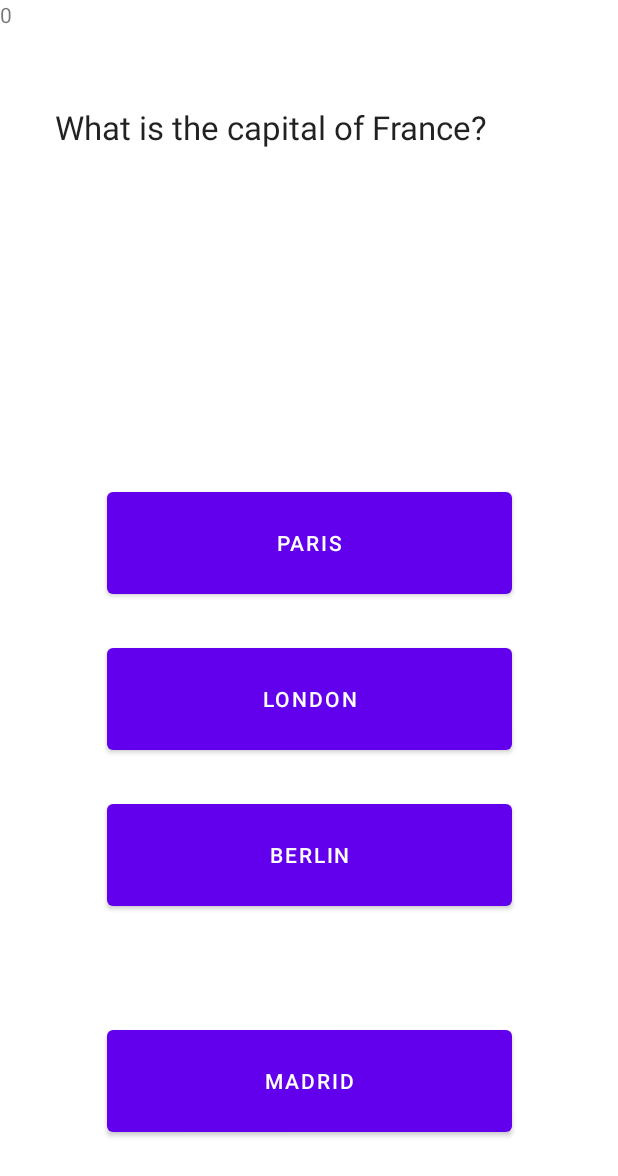
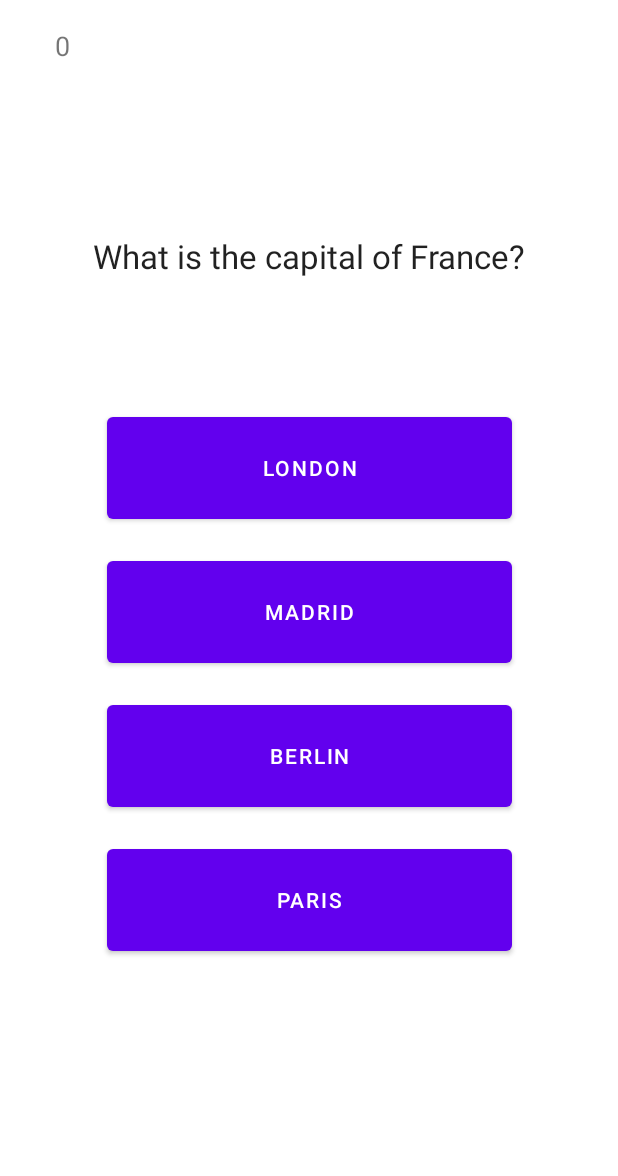
Before and after one commit to MertYigit0/Quiz-App, an Android app: the MainActivity screen opened directly, with no data from a screen before it, on a phone screen of 412 x 824 dp. Shown: the top 1176 px of the screen. Run offline under Robolectric (Android 15) with nearby library versions, the phone set to English and light mode, and no system bars.

Commit message:
Added Sound Effects,and shuffled options.

```diff
--- a/app/src/main/java/com/example/quizapp2/MainActivity.java
+++ b/app/src/main/java/com/example/quizapp2/MainActivity.java
@@ -8,9 +8,9 @@ import android.os.Bundle;
 import android.os.Handler;
 import android.widget.Button;
 import android.widget.TextView;
-
 import androidx.appcompat.app.AppCompatActivity;
-
+import android.media.AudioManager;
+import android.media.SoundPool;
 import com.example.quizapp2.QuizDatabaseHelper;
 import com.example.quizapp2.R;
 
@@ -18,16 +18,15 @@ public class MainActivity extends AppCompatActivity {
 
     private TextView textView;
     private TextView textView2;
-    private Button button1;
-    private Button button2;
-    private Button button3;
-    private Button button4;
+    private Button button1, button2, button3 ,button4;
 
     private int currentQuestionIndex = 0; // Mevcut sorunun indeksi
+    private int score = 0;
+    private QuizDatabaseHelper dbHelper;
 
-    private int score = 0;
+    private SoundPool soundPool;
+    private int soundID , soundID2;
 
-    private QuizDatabaseHelper dbHelper;
 
     @Override
     protected void onCreate(Bundle savedInstanceState) {
@@ -50,7 +49,18 @@ public class MainActivity extends AppCompatActivity {
         button3.setOnClickListener(view -> checkAnswer(3));
         button4.setOnClickListener(view -> checkAnswer(4));
 
-        showQuestion(currentQuestionIndex); // İlk soruyu ekrana göster
+        // İlk soruyu ekrana göster
+        showQuestion(currentQuestionIndex);
+
+
+        // SoundPool oluştur
+        soundPool = new SoundPool(1, AudioManager.STREAM_MUSIC, 0);
+
+        // Ses dosyasını yükle
+        soundID = soundPool.load(this, R.raw.correctansweraound, 1);
+        soundID2 = soundPool.load(this, R.raw.wronganswersound, 1);
+
+
     }
 
     private void checkAnswer(int selectedOption) {
@@ -94,11 +104,16 @@ public class MainActivity extends AppCompatActivity {
             if (!correctAnswer.equals(selectedOptionText)) {
                 selectedButton.setBackgroundColor(Color.RED);
 
+                //ses efekti
+                soundPool.play(soundID2, 1.0f, 1.0f, 1, 0, 1.0f);
+
                 // Doğru olan seçeneği yeşil renge dönüştür
                 if (correctButton != null) {
                     correctButton.setBackgroundColor(Color.GREEN);
                 }
             } else {
+                //ses efekti
+                soundPool.play(soundID, 1.0f, 1.0f, 1, 0, 1.0f);
                 // Doğru cevap
                 selectedButton.setBackgroundColor(Color.GREEN);
 
@@ -113,7 +128,7 @@ public class MainActivity extends AppCompatActivity {
         new Handler().postDelayed(() -> {
             showQuestion(currentQuestionIndex);
             resetButtonColors();
-        }, 1000);
+        }, 1500);
 
         // Cursor ve veritabanı kapatma
         cursor.close();
@@ -178,5 +193,9 @@ public class MainActivity extends AppCompatActivity {
         if (dbHelper != null) {
             dbHelper.close();
         }
+
+        soundPool.release();
+        soundPool = null;
+
     }
 }
--- a/app/src/main/java/com/example/quizapp2/QuizQuestions.java
+++ b/app/src/main/java/com/example/quizapp2/QuizQuestions.java
@@ -2,6 +2,11 @@ package com.example.quizapp2;
 
 import android.content.ContentValues;
 import android.database.sqlite.SQLiteDatabase;
+
+import java.util.Arrays;
+import java.util.Collections;
+import java.util.List;
+import java.util.Random;
 
 public class QuizQuestions {
     private SQLiteDatabase db;
@@ -12,41 +17,68 @@ public class QuizQuestions {
 
     public void insertQuestions() {
         String[][] questions = {
-                {"What is the capital of France?", "Paris", "London", "Berlin", "Madrid"},
-                {"Who painted the Mona Lisa?", "Leonardo da Vinci", "Pablo Picasso", "Vincent van Gogh", "Michelangelo"},
-                {"What is the largest planet in our solar system?", "Jupiter", "Saturn", "Neptune", "Mars"},
-                {"What is the chemical symbol for gold?", "Au", "Ag", "Fe", "Cu"},
-                {"Who wrote the play Romeo and Juliet?", "William Shakespeare", "George Orwell", "Jane Austen", "Charles Dickens"},
-                {"What is the longest river in the world?", "Nile", "Amazon", "Mississippi", "Yangtze"},
-                {"What is the largest ocean in the world?", "Pacific Ocean", "Atlantic Ocean", "Indian Ocean", "Arctic Ocean"},
-                {"What is the currency of Japan?", "Yen", "Euro", "Dollar", "Pound"},
-                {"Who is the author of the Harry Potter book series?", "J.K. Rowling", "Stephen King", "Dan Brown", "George R.R. Martin"},
-                {"Which country is famous for the Great Wall?", "China", "Italy", "India", "Egypt"},
-                {"Who invented the telephone?", "Alexander Graham Bell", "Thomas Edison", "Nikola Tesla", "Albert Einstein"},
-                {"What is the largest continent in the world?", "Asia", "Africa", "North America", "Europe"},
-                {"Which planet is known as the Red Planet?", "Mars", "Venus", "Mercury", "Uranus"},
-                {"Who discovered penicillin?", "Alexander Fleming", "Marie Curie", "Isaac Newton", "Albert Einstein"},
-                {"What is the chemical symbol for oxygen?", "O", "C", "H", "N"},
-                {"What is the national animal of Australia?", "Kangaroo", "Koala", "Emu", "Platypus"},
-                {"Who painted the Starry Night?", "Vincent van Gogh", "Pablo Picasso", "Leonardo da Vinci", "Claude Monet"},
-                {"What is the tallest mountain in the world?", "Mount Everest", "K2", "Kilimanjaro", "Matterhorn"},
-                {"Which country is famous for the pyramids?", "Egypt", "Greece", "Mexico", "China"},
-                {"Who is the author of the novel Pride and Prejudice?", "Jane Austen", "Emily Bronte", "Charlotte Bronte", "Virginia Woolf"},
-                {"What is the chemical symbol for silver?", "Ag", "Au", "Cu", "Pt"},
-                {"What is the national flower of England?", "Rose", "Tulip", "Lotus", "Lily"},
-                {"Who is the author of the novel 1984?", "George Orwell", "F. Scott Fitzgerald", "Ernest Hemingway", "Aldous Huxley"},
-                {"What is the largest land animal?", "Elephant", "Giraffe", "Hippopotamus", "Rhinoceros"},
-                {"What is the highest-grossing film of all time?", "Avengers: Endgame", "Avatar", "Titanic", "Star Wars: The Force Awakens"}
+                {"What is the capital of France?", "London", "Paris", "Madrid", "Berlin"},
+                {"Who painted the Mona Lisa?", "Michelangelo", "Vincent van Gogh", "Pablo Picasso", "Leonardo da Vinci"},
+                {"What is the largest planet in our solar system?", "Mars", "Neptune", "Saturn", "Jupiter"},
+                {"What is the chemical symbol for gold?", "Cu", "Au", "Ag", "Fe"},
+                {"Who wrote the play Romeo and Juliet?", "Charles Dickens", "Jane Austen", "George Orwell", "William Shakespeare"},
+                {"What is the longest river in the world?", "Yangtze", "Mississippi", "Amazon", "Nile"},
+                {"What is the largest ocean in the world?", "Arctic Ocean", "Indian Ocean", "Atlantic Ocean", "Pacific Ocean"},
+                {"What is the currency of Japan?", "Pound", "Dollar", "Euro", "Yen"},
+                {"Who is the author of the Harry Potter book series?", "George R.R. Martin", "Dan Brown", "Stephen King", "J.K. Rowling"},
+                {"Which country is famous for the Great Wall?", "Egypt", "India", "China", "Italy"},
+                {"Who invented the telephone?", "Albert Einstein", "Nikola Tesla", "Thomas Edison", "Alexander Graham Bell"},
+                {"What is the largest continent in the world?", "Europe", "North America", "Africa", "Asia"},
+                {"Which planet is known as the Red Planet?", "Uranus", "Mercury", "Venus", "Mars"},
+                {"Who discovered penicillin?", "Albert Einstein", "Isaac Newton", "Marie Curie", "Alexander Fleming"},
+                {"What is the chemical symbol for oxygen?", "N", "H", "C", "O"},
+                {"What is the national animal of Australia?", "Platypus", "Koala", "Emu", "Kangaroo"},
+                {"Who painted the Starry Night?", "Claude Monet", "Leonardo da Vinci", "Pablo Picasso", "Vincent van Gogh"},
+                {"What is the tallest mountain in the world?", "Matterhorn", "Kilimanjaro", "K2", "Mount Everest"},
+                {"Which country is famous for the pyramids?", "China", "Mexico", "Greece", "Egypt"},
+                {"Who is the author of the novel Pride and Prejudice?", "Virginia Woolf", "Charlotte Bronte", "Emily Bronte", "Jane Austen"},
+                {"What is the chemical symbol for silver?", "Pt", "Cu", "Au", "Ag"},
+                {"What is the national flower of England?", "Lily", "Lotus", "Tulip", "Rose"},
+                {"Who is the author of the novel 1984?", "Aldous Huxley", "Ernest Hemingway", "F. Scott Fitzgerald", "George Orwell"},
+                {"What is the largest land animal?", "Rhinoceros", "Hippopotamus", "Giraffe", "Elephant"},
+                {"What is the highest-grossing film of all time?", "Star Wars: The Force Awakens", "Titanic", "Avatar", "Avengers: Endgame"}
         };
 
+        shuffleOptions(questions); // Soru ve cevapların yerlerini karıştırma
+
         for (int i = 0; i < questions.length; i++) {
+            String[] question = questions[i];
+
             ContentValues values = new ContentValues();
-            values.put("question_text", questions[i][0]);
-            values.put("option1", questions[i][1]);
-            values.put("option2", questions[i][2]);
-            values.put("option3", questions[i][3]);
-            values.put("option4", questions[i][4]);
+            values.put("question_text", question[0]);
+
+            // İlk indexteki cevabı sabit olarak yerleştirme
+            String firstOption = question[1];
+            question = Arrays.copyOfRange(question, 2, question.length);
+            shuffleArray(question);
+            String[] options = new String[question.length + 1];
+            options[0] = firstOption;
+            System.arraycopy(question, 0, options, 1, question.length);
+
+            values.put("option1", options[0]);
+            values.put("option2", options[1]);
+            values.put("option3", options[2]);
+            values.put("option4", options[3]);
             db.insert("Questions", null, values);
         }
     }
+
+    private void shuffleOptions(String[][] questions) {
+        for (int i = 0; i < questions.length; i++) {
+            List<String> options = Arrays.asList(questions[i]);
+            Collections.shuffle(options.subList(1, options.size())); // İlk indexi sabit tutma
+            questions[i] = options.toArray(new String[0]);
+        }
+    }
+
+    private void shuffleArray(String[] array) {
+        List<String> list = Arrays.asList(array);
+        Collections.shuffle(list);
+        list.toArray(array);
+    }
 }
--- a/app/src/main/res/layout/activity_main.xml
+++ b/app/src/main/res/layout/activity_main.xml
@@ -10,10 +10,9 @@
         android:id="@+id/button4"
         android:layout_width="270dp"
         android:layout_height="80dp"
-        android:layout_marginTop="24dp"
-        android:layout_marginBottom="17dp"
-        android:text="j"
-        app:layout_constraintBottom_toBottomOf="parent"
+        android:layout_marginBottom="16dp"
+        android:text="Button 4"
+        app:layout_constraintBottom_toTopOf="@+id/button"
         app:layout_constraintEnd_toEndOf="parent"
         app:layout_constraintStart_toStartOf="parent"
         app:layout_constraintTop_toBottomOf="@+id/button3" />
@@ -22,8 +21,9 @@
         android:id="@+id/button3"
         android:layout_width="270dp"
         android:layout_height="80dp"
-        android:layout_marginTop="24dp"
-        android:text="Button"
+        android:layout_marginBottom="16dp"
+        android:text="Button 3"
+        app:layout_constraintBottom_toTopOf="@+id/button4"
         app:layout_constraintEnd_toEndOf="parent"
         app:layout_constraintStart_toStartOf="parent"
         app:layout_constraintTop_toBottomOf="@+id/button2" />
@@ -32,11 +32,23 @@
         android:id="@+id/button2"
         android:layout_width="270dp"
         android:layout_height="80dp"
-        android:layout_marginTop="24dp"
-        android:text="Button"
+        android:layout_marginBottom="16dp"
+        android:text="Button 2"
+        app:layout_constraintBottom_toTopOf="@+id/button3"
         app:layout_constraintEnd_toEndOf="parent"
         app:layout_constraintStart_toStartOf="parent"
         app:layout_constraintTop_toBottomOf="@+id/button" />
+
+    <Button
+        android:id="@+id/button"
+        android:layout_width="270dp"
+        android:layout_height="80dp"
+        android:layout_marginBottom="16dp"
+        android:text="Button 1"
+        app:layout_constraintBottom_toTopOf="@+id/button2"
+        app:layout_constraintEnd_toEndOf="parent"
+        app:layout_constraintStart_toStartOf="parent"
+        app:layout_constraintTop_toBottomOf="@+id/textView2" />
 
     <TextView
         android:id="@+id/textView2"
@@ -45,6 +57,7 @@
         android:layout_marginTop="70dp"
         android:text="Hello World!"
         android:textAppearance="@style/TextAppearance.AppCompat.Large"
+        android:gravity="center"
         app:layout_constraintBottom_toTopOf="@+id/button"
         app:layout_constraintEnd_toEndOf="parent"
         app:layout_constraintHorizontal_bias="0.495"
@@ -52,22 +65,20 @@
         app:layout_constraintTop_toTopOf="parent"
         app:layout_constraintVertical_bias="0.153" />
 
-    <Button
-        android:id="@+id/button"
-        android:layout_width="270dp"
-        android:layout_height="80dp"
-        android:layout_marginTop="50dp"
-        android:text="Button"
-        app:layout_constraintEnd_toEndOf="parent"
-        app:layout_constraintStart_toStartOf="parent"
-        app:layout_constraintTop_toBottomOf="@+id/textView2" />
+
 
     <TextView
         android:id="@+id/textView"
-        android:layout_width="91dp"
-        android:layout_height="37dp"
+        android:layout_width="126dp"
+        android:layout_height="42dp"
         android:text="TextView"
-        tools:layout_editor_absoluteX="19dp"
-        tools:layout_editor_absoluteY="16dp" />
+        android:textColorHint="#1BDF0D"
+        android:textSize="18sp"
+        app:layout_constraintBottom_toBottomOf="parent"
+        app:layout_constraintEnd_toEndOf="parent"
+        app:layout_constraintHorizontal_bias="0.129"
+        app:layout_constraintStart_toStartOf="parent"
+        app:layout_constraintTop_toTopOf="parent"
+        app:layout_constraintVertical_bias="0.023" />
 
 </androidx.constraintlayout.widget.ConstraintLayout>
```
Also changed, not shown: 2 other files.
